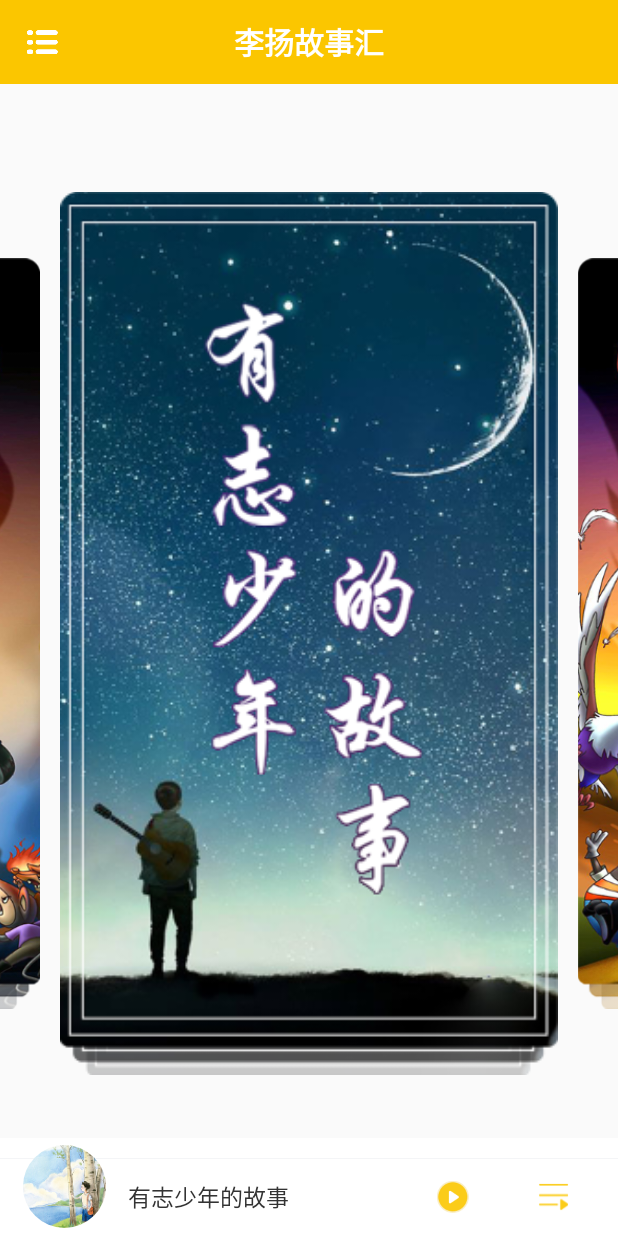
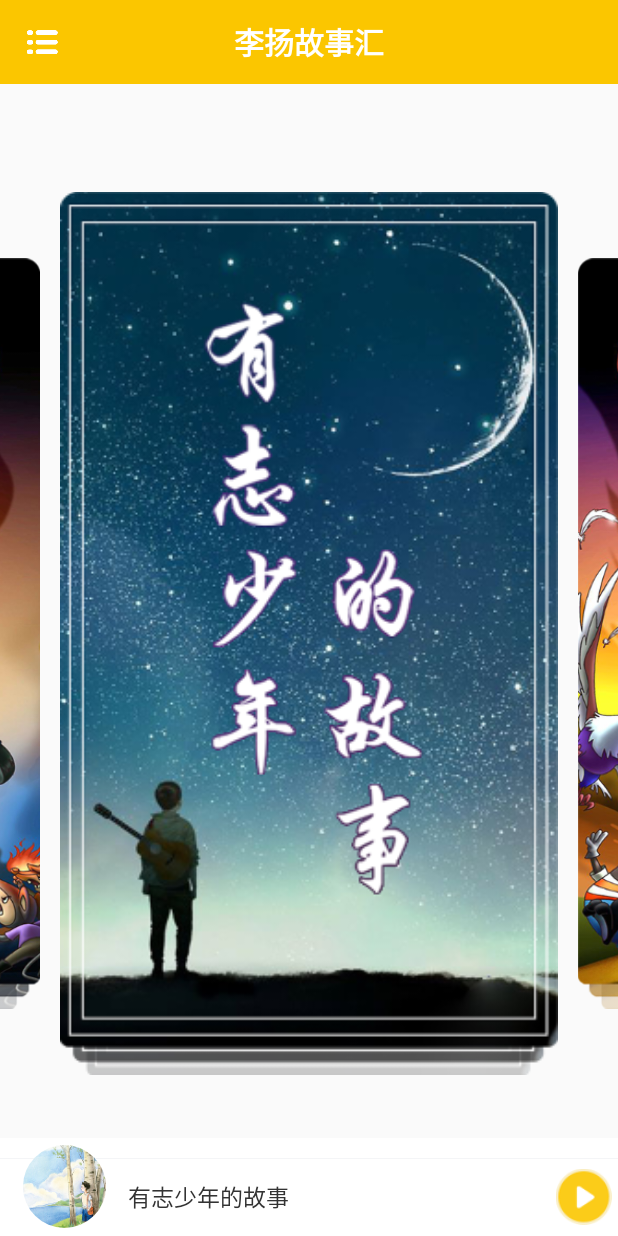
Before and after one commit to songkanggit/listory, an Android app: the screen it shows after launch (MainActivity), on a phone screen of 412 x 824 dp. Run offline under Robolectric (Android 15) with nearby library versions, the phone set to English and light mode, and no system bars; our stand-ins replace CircleImageView; libraries missing offline, so code that uses them is left out: junit.framework; pictures from the network do not load; 4 statements that could not run were skipped.

Commit message:
修复播放器存在的问题

```diff
--- a/app/src/main/java/com/listory/songkang/activity/MainActivity.java
+++ b/app/src/main/java/com/listory/songkang/activity/MainActivity.java
@@ -39,7 +39,6 @@ public class MainActivity extends BaseActivity implements View.OnClickListener,
     private ViewPager mViewPager;
     private AvatarCircleView mCircleView;
     private ImageView mPlayControlImageView;
-
     private TextView mMelodyNameTV;
 
     private BroadcastReceiver mIntentReceiver = new BroadcastReceiver() {
@@ -63,8 +62,6 @@ public class MainActivity extends BaseActivity implements View.OnClickListener,
 
     }
     protected void initDataIgnoreUi() {
-        MusicPlayer.getInstance().bindMediaService(getApplicationContext());
-        MusicPlayer.getInstance().addConnectionCallback(this);
         PermissionUtil.verifyStoragePermissions(MainActivity.this);
         IntentFilter intentFilter = new IntentFilter(MediaService.MUSIC_CHANGE_ACTION);
         registerReceiver(mIntentReceiver, intentFilter);
@@ -88,6 +85,9 @@ public class MainActivity extends BaseActivity implements View.OnClickListener,
         mViewPager.setOffscreenPageLimit(3);
         mViewPager.setAdapter(new HomePageAdapter());
         mViewPager.setPageTransformer(true, new ScaleInTransformer());
+
+        MusicPlayer.getInstance().bindMediaService(getApplicationContext());
+        MusicPlayer.getInstance().addConnectionCallback(this);
     }
 
     @Override
--- a/app/src/main/java/com/listory/songkang/activity/MusicPlayerActivity.java
+++ b/app/src/main/java/com/listory/songkang/activity/MusicPlayerActivity.java
@@ -230,9 +230,8 @@ public class MusicPlayerActivity extends BaseActivity implements View.OnClickLis
 
     private String getTimeLine(final int duration) {
         StringBuilder timeLine = new StringBuilder();
-        timeLine.setLength(0);
         timeLine.append(duration/600000);
-        timeLine.append(duration/60000);
+        timeLine.append(duration%600000/60000);
         timeLine.append(":");
         int seconds = (duration%60000)/1000;
         if(seconds < 10) {
--- a/app/src/main/java/com/listory/songkang/adapter/RecyclerViewMelodyListAdapter.java
+++ b/app/src/main/java/com/listory/songkang/adapter/RecyclerViewMelodyListAdapter.java
@@ -47,6 +47,12 @@ public class RecyclerViewMelodyListAdapter<T> extends RecyclerView.Adapter<Recyc
         holder.author.setText(melody.getAuthor());
         if(melody.getLike().equals("1")) {
             holder.like.setImageResource(R.mipmap.melody_like);
+            holder.like.setOnClickListener(new View.OnClickListener() {
+                @Override
+                public void onClick(View view) {
+                    holder.like.setImageResource(R.mipmap.melody_like);
+                }
+            });
         }
         holder.itemView.setTag(position);
     }
--- a/app/src/main/res/layout/bottom_player_bar.xml
+++ b/app/src/main/res/layout/bottom_player_bar.xml
@@ -12,8 +12,8 @@
         android:layout_centerVertical="true"
         android:layout_alignParentBottom="true"
         android:layout_marginTop="@dimen/dp13"
-        android:paddingTop="@dimen/dp10"
-        android:paddingBottom="@dimen/dp10"
+        android:paddingTop="@dimen/dp6"
+        android:paddingBottom="@dimen/dp6"
         android:gravity="center"
         android:orientation="horizontal"
         android:background="@drawable/rectangle_with_upper_line">
@@ -30,15 +30,9 @@
 
         <ImageView
             android:id="@+id/iv_play"
-            style="@style/BottomControlButtonStyle"
-            android:src="@mipmap/bottom_player_play"
-            android:layout_marginRight="22dp" />
-
-        <ImageView
-            android:id="@+id/iv_list"
-            style="@style/BottomControlButtonStyle"
-            android:src="@mipmap/bottom_player_list"
-            android:layout_marginRight="20dp" />
+            style="@style/BottomControlButtonStyleBigger"
+            android:paddingRight="@dimen/dp4"
+            android:src="@mipmap/bottom_player_play" />
     </LinearLayout>
     <com.listory.songkang.view.AvatarCircleView
         android:id="@+id/circle_view"
--- a/app/src/main/res/layout/recycler_view_holder_melody.xml
+++ b/app/src/main/res/layout/recycler_view_holder_melody.xml
@@ -33,11 +33,9 @@
         android:textColor="#666666"/>
     <ImageView
         android:id="@+id/iv_favorite"
-        android:layout_width="@dimen/dp45"
-        android:layout_height="@dimen/dp45"
+        style="@style/BottomControlButtonStyle"
         android:layout_alignParentRight="true"
         android:layout_centerVertical="true"
         android:layout_marginRight="@dimen/dp10"
-        android:padding="@dimen/dp15"
         android:src="@mipmap/melody_unlike"/>
 </RelativeLayout>
--- a/app/src/main/res/values/mr_black.xml
+++ b/app/src/main/res/values/mr_black.xml
@@ -16,7 +16,7 @@
         <item>吃猫鼠来了</item>
         <item>吃猫鼠作恶</item>
         <item>吃猫鼠覆灭</item>
-        <item>大老鹰出山</item>
+        <item>遇到大老鹰</item>
         <item>发现大老鹰</item>
         <item>打败大老鹰</item>
     </string-array>
--- a/app/src/main/res/values/strings.xml
+++ b/app/src/main/res/values/strings.xml
@@ -101,7 +101,7 @@
     <string name="album_title_0">简介</string>
     <string name="album_title_1">故事</string>
 
-    <string name="will_youth">有志少年</string>
+    <string name="will_youth">有志少年的故事</string>
     <string name="mr_black">黑猫警长</string>
     <string name="will_youth_abstract">《有志少年的故事》从古今中外的文献、典故、传说中，选取出上百个少年精英的感人事迹，编写成若干生动有趣的故事：孔子、孟子、鲁班、诸葛亮、司马光、松赞干布、王二小、爱迪生、贝尔、卓别林……这些少年精英或是名门之后、或是出身贫寒，但他们都有一个共同的特点——深入骨血的志气。故事讲述了他们爱国、勤学、诚实、友善等诸多方面的优良品行，传承他们留下的精神财富，给孩子带来积极向上的正能量，也是对孩子们进行爱国、敬业、诚信、友善社会主义核心价值观的基础教育。故事还按照现代的视角进行解读，给孩子们更宽阔的视野和更多的思考。</string>
     <string name="mr_black_abstract">《黑猫警长的故事》系列共18集，分为四部分。主要讲述了机智、勇敢、帅气的黑猫警长率领白猫警士们痛歼黑老鼠、打击破坏分子、吃猫鼠舅舅覆灭记、打败大老鹰等一个又一个危害森林安全的案件，令森林中的动物们过上安宁无忧的日子的故事。这些伸张正义、智斗坏人、保护人民的故事，将为孩子们带去勇敢的力量、关爱他人的品质、维护和平的信念。</string>
--- a/app/src/main/res/values/styles.xml
+++ b/app/src/main/res/values/styles.xml
@@ -44,4 +44,10 @@
         <item name="android:padding">@dimen/dp12</item>
         <item name="android:background">?attr/selectableItemBackgroundBorderless</item>
     </style>
+    <style name="BottomControlButtonStyleBigger">
+        <item name="android:layout_width">@dimen/dp45</item>
+        <item name="android:layout_height">@dimen/dp45</item>
+        <item name="android:padding">@dimen/dp4</item>
+        <item name="android:background">?attr/selectableItemBackgroundBorderless</item>
+    </style>
 </resources>
--- a/app/src/main/res/values/will_youth.xml
+++ b/app/src/main/res/values/will_youth.xml
@@ -4,7 +4,7 @@
         <item>抗日小英雄王二小</item>
         <item>孔子与乐师</item>
         <item>鲁班拜师记（第一集）</item>
-        <item>鲁班拜师记（第二集</item>
+        <item>鲁班拜师记（第二集)</item>
         <item>华佗立志学医（第一集）</item>
         <item>华佗立志学医（第二集）</item>
         <item>王献之戒骄练字（第一集）</item>
```
Also changed, not shown: app/src/main/java/com/listory/songkang/fragment/AlbumListFragment.java (+13 -2 lines), app/src/main/java/com/listory/songkang/service/MediaService.java (+18 -34 lines), app/src/main/res/layout/fragment_album_list.xml (+9 -5 lines).
